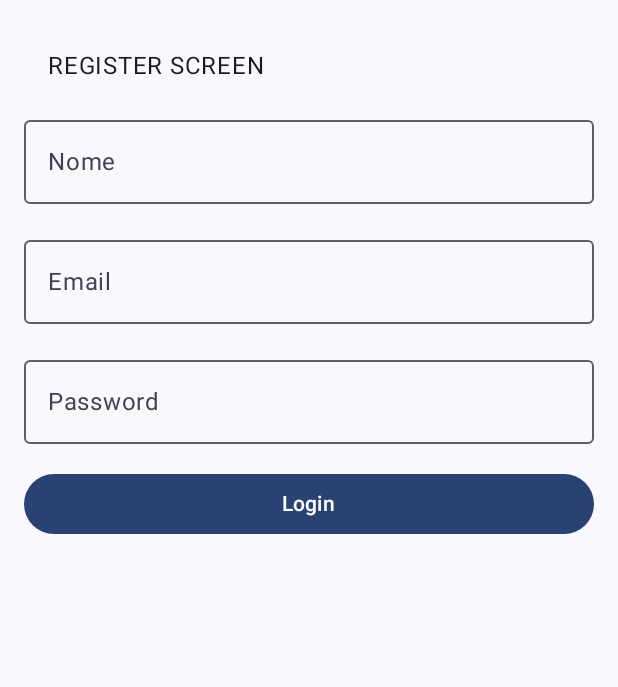
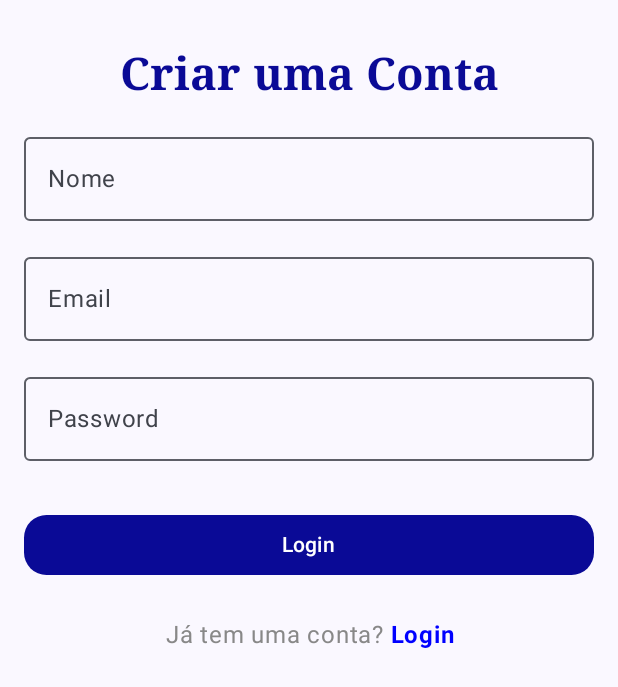
Before and after one commit to joaosantoss12/Tourists-Guide_Mobile-App, an Android app built with Jetpack Compose: the RegisterScreen screen opened through its navigation route, on a phone screen of 412 x 824 dp. Shown: the top 687 px of the screen. Run offline under Robolectric (Android 15) with nearby library versions, the phone set to English and light mode, and no system bars.

Commit message:
personalização do login e registo

```diff
--- a/app/src/main/java/pt/isec/a2020136093/amov/guiaturistico/RegisterScreen.kt
+++ b/app/src/main/java/pt/isec/a2020136093/amov/guiaturistico/RegisterScreen.kt
@@ -1,22 +1,37 @@
 package pt.isec.a2020136093.amov.guiaturistico
 
+import android.R.attr.fontWeight
+import androidx.compose.foundation.clickable
 import androidx.compose.foundation.layout.Column
 import androidx.compose.foundation.layout.Spacer
 import androidx.compose.foundation.layout.fillMaxWidth
 import androidx.compose.foundation.layout.height
 import androidx.compose.foundation.layout.padding
+import androidx.compose.foundation.shape.RoundedCornerShape
 import androidx.compose.material3.Button
+import androidx.compose.material3.ButtonDefaults
+import androidx.compose.material3.MaterialTheme
 import androidx.compose.material3.OutlinedTextField
 import androidx.compose.material3.Text
 import androidx.compose.runtime.Composable
 import androidx.compose.runtime.mutableStateOf
 import androidx.compose.runtime.remember
 import androidx.compose.ui.Modifier
+import androidx.compose.ui.graphics.Color
 import androidx.compose.ui.res.stringResource
+import androidx.compose.ui.text.SpanStyle
+import androidx.compose.ui.text.TextStyle
+import androidx.compose.ui.text.buildAnnotatedString
+import androidx.compose.ui.text.font.FontFamily
+import androidx.compose.ui.text.font.FontWeight
 import androidx.compose.ui.text.input.PasswordVisualTransformation
+import androidx.compose.ui.text.style.TextAlign
+import androidx.compose.ui.text.withStyle
 import androidx.compose.ui.tooling.preview.Preview
 import androidx.compose.ui.unit.dp
+import androidx.compose.ui.unit.sp
 import androidx.navigation.NavController
+
 
 @Composable
 fun RegisterScreen(
@@ -33,11 +48,22 @@ fun RegisterScreen(
         ) {
 
                 Text(
-                        text = "REGISTER SCREEN",
+                        text = stringResource(R.string.createAccount),
                         modifier = Modifier
                                 .fillMaxWidth()
-                                .padding(16.dp)
+                                .padding(16.dp),
+                        style = TextStyle(
+                                color = Color(10, 10, 150),
+                                fontFamily = FontFamily.Serif,
+                                fontSize = 30.sp, // Tamanho do texto
+                                fontWeight = FontWeight.Bold,
+                                textAlign = TextAlign.Center // Centraliza o texto
+
+
+
+                        )
                 )
+
 
                 OutlinedTextField(
                         value = userName.value,
@@ -80,10 +106,36 @@ fun RegisterScreen(
                         onClick = { navController.navigate("Home") },
                         modifier = Modifier
                                 .fillMaxWidth()
+                                .padding(vertical = 16.dp),
+                        colors = ButtonDefaults.buttonColors(
+                                containerColor = Color(10, 10, 150), // Cor de fundo do botão
+                                contentColor = Color.White // Cor do texto do botão
+                        ),
+                        shape = RoundedCornerShape(15.dp) // Borda arredondada do botão
+                ) {
+                        Text(
+                                text = stringResource(R.string.register_button),
+                                //style = MaterialTheme.typography.button
+                        )
+                }
+
+                Text(
+                        text = buildAnnotatedString {
+                                append(stringResource(R.string.already_have_account))
+                                withStyle(style = SpanStyle(color = Color.Blue, fontWeight = FontWeight.Bold)) {
+                                        append(" ${stringResource(R.string.login)}")
+                                }
+                        },
+                        modifier = Modifier
+                                .fillMaxWidth()
+                                .clickable {
+                                        navController.navigate("Login")
+                                }
+                                .padding(vertical = 8.dp),
+                        textAlign = TextAlign.Center,
+                        color = Color.Gray
                 )
-                {
-                        Text(text = stringResource(R.string.register_button))
-                }
+
         }
 }
 
--- a/app/src/main/res/values/strings.xml
+++ b/app/src/main/res/values/strings.xml
@@ -8,4 +8,7 @@
     <string name="login_button" translatable="false">Login</string>
     <string name="name_title" translatable="false">Nome</string>
     <string name="register_button" translatable="false">Login</string>
+    <string name="createAccount">Criar uma Conta</string>
+    <string name="already_have_account">Já tem uma conta?</string>
+    <string name="login">Login</string>
 </resources>
```
Also changed, not shown: app/src/main/java/pt/isec/a2020136093/amov/guiaturistico/LoginScreen.kt (+21 -3 lines).
